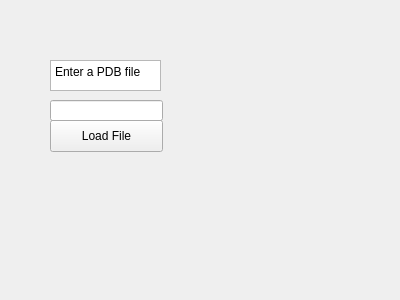
Qt form pymolGUI.ui (MarandaMcDonald/PyMIV) before a commit.
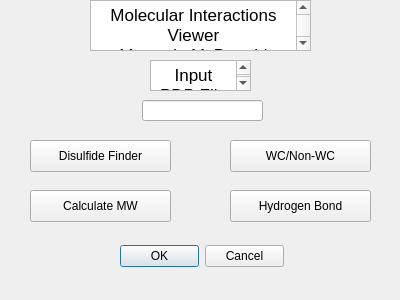
The same form after that commit.

The edit to the form file:
```diff
--- a/pymolGUI.ui
+++ b/pymolGUI.ui
@@ -13,42 +13,116 @@
   <property name="windowTitle">
    <string>Form</string>
   </property>
+  <widget class="QTextEdit" name="titleText">
+   <property name="geometry">
+    <rect>
+     <x>90</x>
+     <y>0</y>
+     <width>221</width>
+     <height>51</height>
+    </rect>
+   </property>
+   <property name="html">
+    <string>&lt;!DOCTYPE HTML PUBLIC &quot;-//W3C//DTD HTML 4.0//EN&quot; &quot;http://www.w3.org/TR/REC-html40/strict.dtd&quot;&gt;
+&lt;html&gt;&lt;head&gt;&lt;meta name=&quot;qrichtext&quot; content=&quot;1&quot; /&gt;&lt;style type=&quot;text/css&quot;&gt;
+p, li { white-space: pre-wrap; }
+&lt;/style&gt;&lt;/head&gt;&lt;body style=&quot; font-family:'.AppleSystemUIFont'; font-size:13pt; font-weight:400; font-style:normal;&quot;&gt;
+&lt;p align=&quot;center&quot; style=&quot; margin-top:0px; margin-bottom:0px; margin-left:0px; margin-right:0px; -qt-block-indent:0; text-indent:0px;&quot;&gt;Molecular Interactions Viewer&lt;/p&gt;
+&lt;p align=&quot;center&quot; style=&quot; margin-top:0px; margin-bottom:0px; margin-left:0px; margin-right:0px; -qt-block-indent:0; text-indent:0px;&quot;&gt;Maranda McDonald&lt;/p&gt;&lt;/body&gt;&lt;/html&gt;</string>
+   </property>
+  </widget>
+  <widget class="QTextEdit" name="inputFileText">
+   <property name="geometry">
+    <rect>
+     <x>150</x>
+     <y>60</y>
+     <width>101</width>
+     <height>31</height>
+    </rect>
+   </property>
+   <property name="html">
+    <string>&lt;!DOCTYPE HTML PUBLIC &quot;-//W3C//DTD HTML 4.0//EN&quot; &quot;http://www.w3.org/TR/REC-html40/strict.dtd&quot;&gt;
+&lt;html&gt;&lt;head&gt;&lt;meta name=&quot;qrichtext&quot; content=&quot;1&quot; /&gt;&lt;style type=&quot;text/css&quot;&gt;
+p, li { white-space: pre-wrap; }
+&lt;/style&gt;&lt;/head&gt;&lt;body style=&quot; font-family:'.AppleSystemUIFont'; font-size:13pt; font-weight:400; font-style:normal;&quot;&gt;
+&lt;p align=&quot;center&quot; style=&quot; margin-top:0px; margin-bottom:0px; margin-left:0px; margin-right:0px; -qt-block-indent:0; text-indent:0px;&quot;&gt;Input PDB File&lt;/p&gt;&lt;/body&gt;&lt;/html&gt;</string>
+   </property>
+  </widget>
   <widget class="QPushButton" name="pushButton">
    <property name="geometry">
     <rect>
-     <x>50</x>
-     <y>120</y>
-     <width>113</width>
+     <x>30</x>
+     <y>140</y>
+     <width>141</width>
      <height>32</height>
     </rect>
    </property>
    <property name="text">
-    <string>Load File</string>
+    <string>Disulfide Finder</string>
+   </property>
+  </widget>
+  <widget class="QPushButton" name="pushButton_2">
+   <property name="geometry">
+    <rect>
+     <x>30</x>
+     <y>190</y>
+     <width>141</width>
+     <height>32</height>
+    </rect>
+   </property>
+   <property name="text">
+    <string>Calculate MW</string>
+   </property>
+  </widget>
+  <widget class="QPushButton" name="pushButton_3">
+   <property name="geometry">
+    <rect>
+     <x>230</x>
+     <y>140</y>
+     <width>141</width>
+     <height>32</height>
+    </rect>
+   </property>
+   <property name="text">
+    <string>WC/Non-WC</string>
+   </property>
+  </widget>
+  <widget class="QPushButton" name="pushButton_4">
+   <property name="geometry">
+    <rect>
+     <x>230</x>
+     <y>190</y>
+     <width>141</width>
+     <height>32</height>
+    </rect>
+   </property>
+   <property name="text">
+    <string>Hydrogen Bond</string>
+   </property>
+  </widget>
+  <widget class="QDialogButtonBox" name="buttonBox">
+   <property name="geometry">
+    <rect>
+     <x>120</x>
+     <y>240</y>
+     <width>164</width>
+     <height>32</height>
+    </rect>
+   </property>
+   <property name="standardButtons">
+    <set>QDialogButtonBox::Cancel|QDialogButtonBox::Ok</set>
    </property>
   </widget>
   <widget class="QLineEdit" name="lineEdit">
    <property name="geometry">
     <rect>
-     <x>50</x>
+     <x>142</x>
      <y>100</y>
-     <width>113</width>
+     <width>121</width>
      <height>21</height>
     </rect>
    </property>
   </widget>
-  <widget class="QPlainTextEdit" name="plainTextEdit">
-   <property name="geometry">
-    <rect>
-     <x>50</x>
-     <y>60</y>
-     <width>111</width>
-     <height>31</height>
-    </rect>
-   </property>
-   <property name="plainText">
-    <string>Enter a PDB file</string>
-   </property>
-  </widget>
  </widget>
  <resources/>
  <connections/>
```
Left out of the diff: 4 changed lines with no effect on the pictures.
